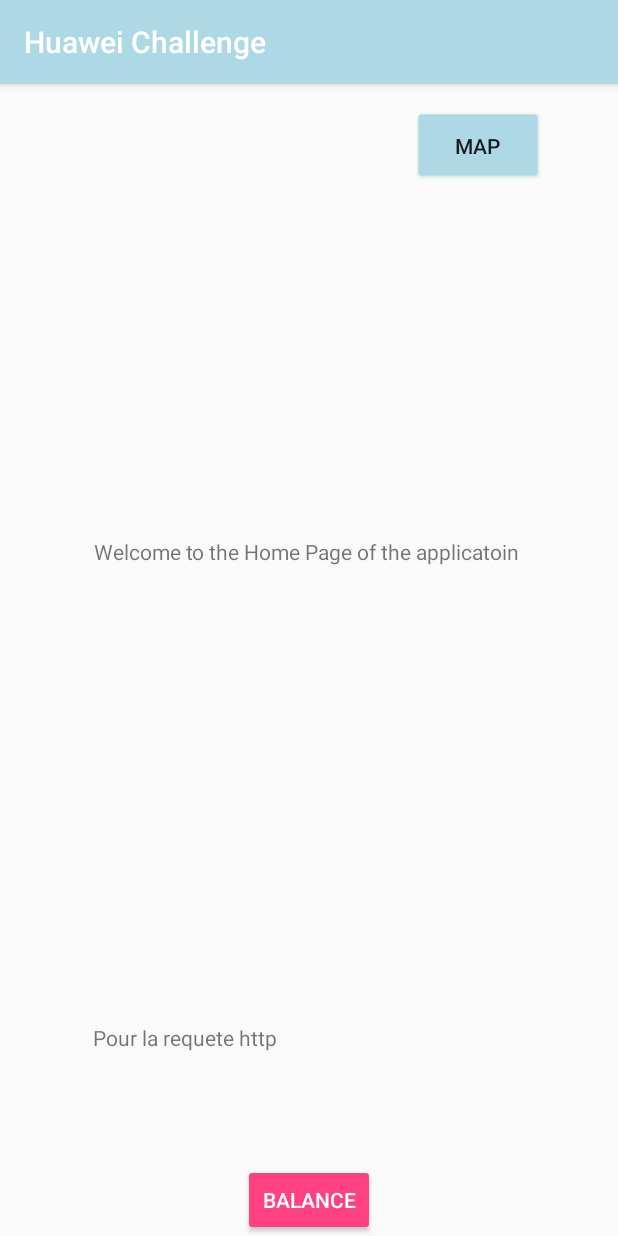
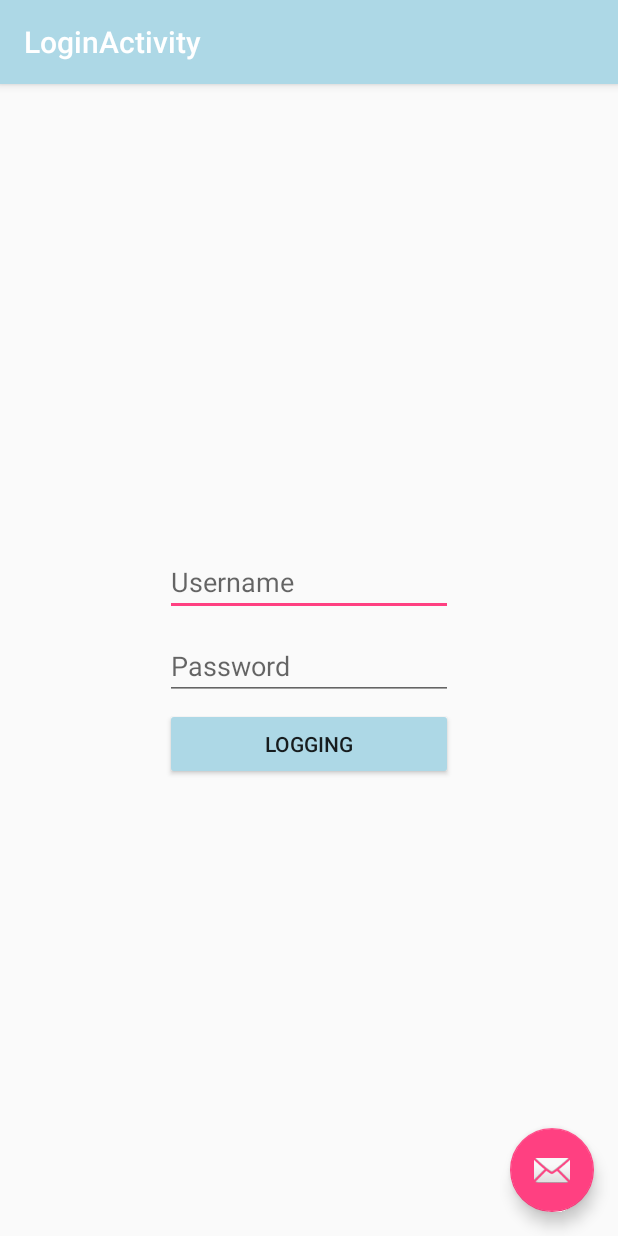
Before and after one commit to pierrejeambrun/Huawei_Challenge, an Android app: the screen it shows after launch (MainActivity before the commit, LoginActivity after it), on a phone screen of 412 x 824 dp. Run offline under Robolectric (Android 15) with nearby library versions, the phone set to English and light mode, and no system bars.

Commit message:
View ok for logging

```diff
--- a/Android_Studio/app/build.gradle
+++ b/Android_Studio/app/build.gradle
@@ -23,6 +23,7 @@ dependencies {
     implementation 'com.android.support:appcompat-v7:26.1.0'
     implementation 'com.android.support.constraint:constraint-layout:1.0.2'
     implementation 'com.google.android.gms:play-services-maps:11.6.2'
+    implementation 'com.android.support:design:26.1.0'
     testImplementation 'junit:junit:4.12'
     androidTestImplementation 'com.android.support.test:runner:1.0.1'
     androidTestImplementation 'com.android.support.test.espresso:espresso-core:3.0.1'
--- a/Android_Studio/app/src/main/AndroidManifest.xml
+++ b/Android_Studio/app/src/main/AndroidManifest.xml
@@ -8,7 +8,7 @@
          location permissions for the 'MyLocation' functionality.
     -->
     <uses-permission android:name="android.permission.ACCESS_FINE_LOCATION" />
-    <uses-permission android:name="android.permission.INTERNET"/>
+    <uses-permission android:name="android.permission.INTERNET" />
 
     <application
         android:allowBackup="true"
@@ -18,11 +18,6 @@
         android:supportsRtl="true"
         android:theme="@style/AppTheme">
         <activity android:name=".MainActivity">
-            <intent-filter>
-                <action android:name="android.intent.action.MAIN" />
-
-                <category android:name="android.intent.category.LAUNCHER" />
-            </intent-filter>
         </activity>
         <!--
              The API key for Google Maps-based APIs is defined as a string resource.
@@ -38,8 +33,21 @@
 
         <activity
             android:name=".MapsActivity"
-            android:label="@string/title_activity_maps"></activity>
-        <service android:name=".services.LoginService" ></service>
+            android:label="@string/title_activity_maps" />
+
+        <service
+            android:name=".services.LoginService"
+            android:exported="false" />
+
+        <activity
+            android:name=".LoginActivity"
+            android:label="@string/title_activity_login"
+            android:theme="@style/AppTheme.NoActionBar">
+            <intent-filter>
+                <action android:name="android.intent.action.MAIN" />
+                <category android:name="android.intent.category.LAUNCHER" />
+            </intent-filter>
+        </activity>
     </application>
 
 </manifest>
--- /dev/null
+++ b/Android_Studio/app/src/main/java/com/huaweichallenge/app/LoginActivity.java
@@ -0,0 +1,36 @@
+package com.huaweichallenge.app;
+
+import android.os.Bundle;
+import android.support.design.widget.FloatingActionButton;
+import android.support.design.widget.Snackbar;
+import android.support.v7.app.AppCompatActivity;
+import android.support.v7.widget.Toolbar;
+import android.util.Log;
+import android.view.View;
+import android.widget.EditText;
+
+public class LoginActivity extends AppCompatActivity {
+
+    @Override
+    protected void onCreate(Bundle savedInstanceState) {
+        super.onCreate(savedInstanceState);
+        setContentView(R.layout.activity_login);
+        Toolbar toolbar = findViewById(R.id.toolbar);
+        setSupportActionBar(toolbar);
+
+        FloatingActionButton fab = findViewById(R.id.fab);
+        fab.setOnClickListener(new View.OnClickListener() {
+            @Override
+            public void onClick(View view) {
+                Snackbar.make(view, "Replace with your own action", Snackbar.LENGTH_LONG)
+                        .setAction("Action", null).show();
+            }
+        });
+    }
+
+    public void loggingButtonClicked(View view) {
+        String username = ((EditText) findViewById(R.id.usernameField)).getText().toString();
+        String password = ((EditText) findViewById(R.id.passwordField)).getText().toString();
+        Log.w("Loggin Clicked", String.format("%s %s", username, password));
+    }
+}
--- a/Android_Studio/app/src/main/java/com/huaweichallenge/app/MainActivity.java
+++ b/Android_Studio/app/src/main/java/com/huaweichallenge/app/MainActivity.java
@@ -51,5 +51,4 @@ public class MainActivity extends AppCompatActivity {
         // Add the request to the RequestQueue.
         queue.add(stringRequest);
     }
-
 }
--- /dev/null
+++ b/Android_Studio/app/src/main/res/layout/activity_login.xml
@@ -0,0 +1,33 @@
+<?xml version="1.0" encoding="utf-8"?>
+<android.support.design.widget.CoordinatorLayout xmlns:android="http://schemas.android.com/apk/res/android"
+    xmlns:app="http://schemas.android.com/apk/res-auto"
+    xmlns:tools="http://schemas.android.com/tools"
+    android:layout_width="match_parent"
+    android:layout_height="match_parent"
+    tools:context="com.huaweichallenge.app.LoginActivity">
+
+    <android.support.design.widget.AppBarLayout
+        android:layout_width="match_parent"
+        android:layout_height="wrap_content"
+        android:theme="@style/AppTheme.AppBarOverlay">
+
+        <android.support.v7.widget.Toolbar
+            android:id="@+id/toolbar"
+            android:layout_width="match_parent"
+            android:layout_height="?attr/actionBarSize"
+            android:background="?attr/colorPrimary"
+            app:popupTheme="@style/AppTheme.PopupOverlay" />
+
+    </android.support.design.widget.AppBarLayout>
+
+    <include layout="@layout/content_login" />
+
+    <android.support.design.widget.FloatingActionButton
+        android:id="@+id/fab"
+        android:layout_width="wrap_content"
+        android:layout_height="wrap_content"
+        android:layout_gravity="bottom|end"
+        android:layout_margin="@dimen/fab_margin"
+        app:srcCompat="@android:drawable/ic_dialog_email" />
+
+</android.support.design.widget.CoordinatorLayout>
--- a/Android_Studio/app/src/main/res/layout/activity_main.xml
+++ b/Android_Studio/app/src/main/res/layout/activity_main.xml
@@ -39,7 +39,9 @@
         android:layout_centerHorizontal="true"
         android:gravity="center|bottom"
         android:orientation="vertical"
-        android:weightSum="1">
+        android:weightSum="1"
+        tools:layout_editor_absoluteX="0dp"
+        tools:layout_editor_absoluteY="16dp">
 
         <TextView
             android:id="@+id/textView2"
@@ -49,9 +51,9 @@
 
         <Button
             android:id="@+id/button3"
+            style="@style/Widget.AppCompat.Button.Colored"
             android:layout_width="wrap_content"
             android:layout_height="wrap_content"
-            style="@style/Widget.AppCompat.Button.Colored"
             android:onClick="onHTTPButtonClick"
             android:text="Balance" />
     </LinearLayout>
--- /dev/null
+++ b/Android_Studio/app/src/main/res/layout/content_login.xml
@@ -0,0 +1,45 @@
+<?xml version="1.0" encoding="utf-8"?>
+<android.support.constraint.ConstraintLayout xmlns:android="http://schemas.android.com/apk/res/android"
+    xmlns:app="http://schemas.android.com/apk/res-auto"
+    xmlns:tools="http://schemas.android.com/tools"
+    android:layout_width="match_parent"
+    android:layout_height="match_parent"
+    app:layout_behavior="@string/appbar_scrolling_view_behavior"
+    tools:context="com.huaweichallenge.app.LoginActivity"
+    tools:showIn="@layout/activity_login">
+
+    <LinearLayout
+        android:layout_width="match_parent"
+        android:layout_height="match_parent"
+        android:gravity="center"
+        android:orientation="vertical"
+        tools:layout_editor_absoluteX="0dp"
+        tools:layout_editor_absoluteY="55dp">
+
+        <EditText
+            android:id="@+id/usernameField"
+            android:layout_width="@android:dimen/thumbnail_width"
+            android:layout_height="wrap_content"
+            android:layout_margin="8px"
+            android:hint="Username"
+            android:maxLines="1" />
+
+        <EditText
+            android:id="@+id/passwordField"
+            android:layout_width="@android:dimen/thumbnail_width"
+            android:layout_height="wrap_content"
+            android:layout_margin="8px"
+            android:hint="Password"
+            android:inputType="textPassword"
+            android:maxLines="1" />
+
+        <Button
+            android:id="@+id/button4"
+            android:layout_width="@android:dimen/thumbnail_width"
+            android:layout_height="wrap_content"
+            android:backgroundTint="@color/colorPrimary"
+            android:text="Logging"
+            android:onClick="loggingButtonClicked"/>
+    </LinearLayout>
+
+</android.support.constraint.ConstraintLayout>
--- /dev/null
+++ b/Android_Studio/app/src/main/res/values/dimens.xml
@@ -0,0 +1,3 @@
+<resources>
+    <dimen name="fab_margin">16dp</dimen>
+</resources>
--- a/Android_Studio/app/src/main/res/values/strings.xml
+++ b/Android_Studio/app/src/main/res/values/strings.xml
@@ -1,4 +1,5 @@
 <resources>
     <string name="app_name">Huawei Challenge</string>
     <string name="title_activity_maps">Map</string>
+    <string name="title_activity_login">LoginActivity</string>
 </resources>
--- a/Android_Studio/app/src/main/res/values/styles.xml
+++ b/Android_Studio/app/src/main/res/values/styles.xml
@@ -8,4 +8,13 @@
         <item name="colorAccent">@color/colorAccent</item>
     </style>
 
+    <style name="AppTheme.NoActionBar">
+        <item name="windowActionBar">false</item>
+        <item name="windowNoTitle">true</item>
+    </style>
+
+    <style name="AppTheme.AppBarOverlay" parent="ThemeOverlay.AppCompat.Dark.ActionBar" />
+
+    <style name="AppTheme.PopupOverlay" parent="ThemeOverlay.AppCompat.Light" />
+
 </resources>
```
